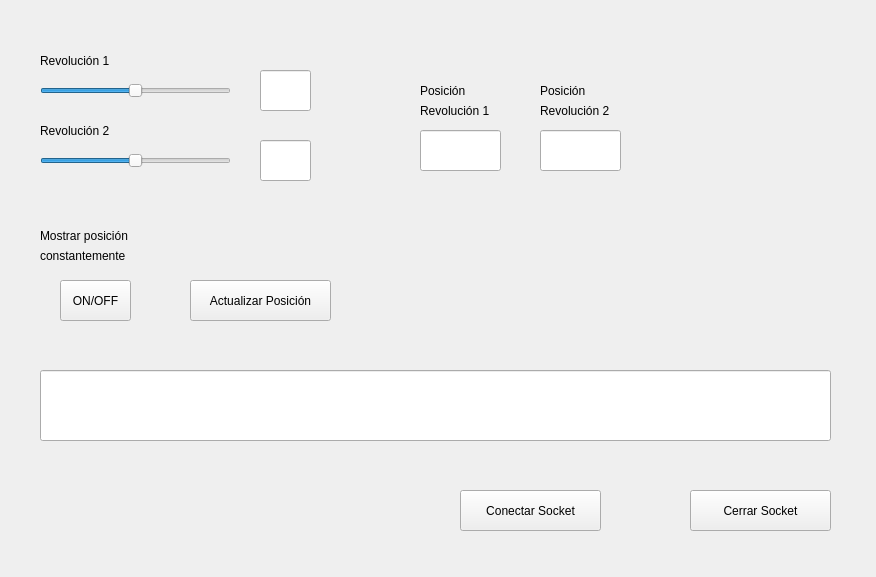
albertovic/tfg_codes, file qt-workspace/fin_mechanism_gui/mainwindow.ui: the form before one commit.
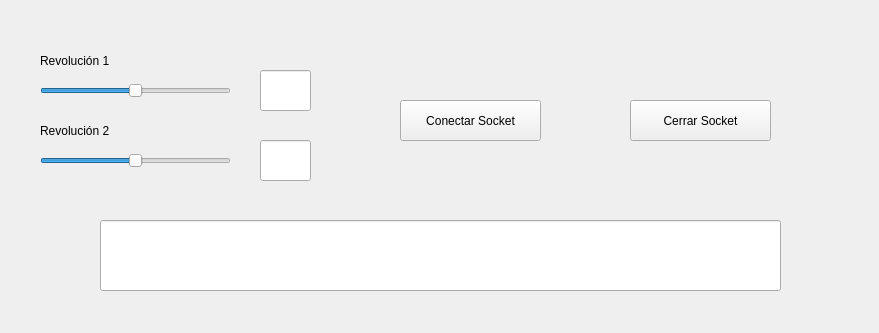
The form after the commit.

What changed in the file:
```diff
--- a/qt-workspace/fin_mechanism_gui/mainwindow.ui
+++ b/qt-workspace/fin_mechanism_gui/mainwindow.ui
@@ -6,8 +6,8 @@
    <rect>
     <x>0</x>
     <y>0</y>
-    <width>876</width>
-    <height>577</height>
+    <width>879</width>
+    <height>333</height>
    </rect>
   </property>
   <property name="windowTitle">
@@ -78,136 +78,6 @@
      <string>Revolución 2</string>
     </property>
    </widget>
-   <widget class="QLabel" name="label_3">
-    <property name="geometry">
-     <rect>
-      <x>40</x>
-      <y>220</y>
-      <width>121</width>
-      <height>31</height>
-     </rect>
-    </property>
-    <property name="text">
-     <string>Mostrar posición</string>
-    </property>
-   </widget>
-   <widget class="QPushButton" name="btnOnOff">
-    <property name="geometry">
-     <rect>
-      <x>60</x>
-      <y>280</y>
-      <width>71</width>
-      <height>41</height>
-     </rect>
-    </property>
-    <property name="text">
-     <string>ON/OFF</string>
-    </property>
-   </widget>
-   <widget class="QLineEdit" name="txtPosRev1">
-    <property name="geometry">
-     <rect>
-      <x>420</x>
-      <y>130</y>
-      <width>81</width>
-      <height>41</height>
-     </rect>
-    </property>
-    <property name="readOnly">
-     <bool>true</bool>
-    </property>
-   </widget>
-   <widget class="QLineEdit" name="txtPosRev2">
-    <property name="geometry">
-     <rect>
-      <x>540</x>
-      <y>130</y>
-      <width>81</width>
-      <height>41</height>
-     </rect>
-    </property>
-    <property name="readOnly">
-     <bool>true</bool>
-    </property>
-   </widget>
-   <widget class="QLabel" name="label_4">
-    <property name="geometry">
-     <rect>
-      <x>420</x>
-      <y>80</y>
-      <width>91</width>
-      <height>21</height>
-     </rect>
-    </property>
-    <property name="text">
-     <string>Posición</string>
-    </property>
-   </widget>
-   <widget class="QLabel" name="label_5">
-    <property name="geometry">
-     <rect>
-      <x>420</x>
-      <y>100</y>
-      <width>91</width>
-      <height>21</height>
-     </rect>
-    </property>
-    <property name="text">
-     <string>Revolución 1</string>
-    </property>
-   </widget>
-   <widget class="QLabel" name="label_6">
-    <property name="geometry">
-     <rect>
-      <x>540</x>
-      <y>100</y>
-      <width>91</width>
-      <height>21</height>
-     </rect>
-    </property>
-    <property name="text">
-     <string>Revolución 2</string>
-    </property>
-   </widget>
-   <widget class="QLabel" name="label_7">
-    <property name="geometry">
-     <rect>
-      <x>540</x>
-      <y>80</y>
-      <width>91</width>
-      <height>21</height>
-     </rect>
-    </property>
-    <property name="text">
-     <string>Posición</string>
-    </property>
-   </widget>
-   <widget class="QLabel" name="label_8">
-    <property name="geometry">
-     <rect>
-      <x>40</x>
-      <y>240</y>
-      <width>121</width>
-      <height>31</height>
-     </rect>
-    </property>
-    <property name="text">
-     <string>constantemente</string>
-    </property>
-   </widget>
-   <widget class="QPushButton" name="btnActPos">
-    <property name="geometry">
-     <rect>
-      <x>190</x>
-      <y>280</y>
-      <width>141</width>
-      <height>41</height>
-     </rect>
-    </property>
-    <property name="text">
-     <string>Actualizar Posición</string>
-    </property>
-   </widget>
    <widget class="QLineEdit" name="txtTargRev2">
     <property name="geometry">
      <rect>
@@ -237,9 +107,9 @@
    <widget class="QLineEdit" name="txtFeedBack">
     <property name="geometry">
      <rect>
-      <x>40</x>
-      <y>370</y>
-      <width>791</width>
+      <x>100</x>
+      <y>220</y>
+      <width>681</width>
       <height>71</height>
      </rect>
     </property>
@@ -250,8 +120,8 @@
    <widget class="QPushButton" name="btnCnct">
     <property name="geometry">
      <rect>
-      <x>460</x>
-      <y>490</y>
+      <x>400</x>
+      <y>100</y>
       <width>141</width>
       <height>41</height>
      </rect>
@@ -263,8 +133,8 @@
    <widget class="QPushButton" name="btnClose">
     <property name="geometry">
      <rect>
-      <x>690</x>
-      <y>490</y>
+      <x>630</x>
+      <y>100</y>
       <width>141</width>
       <height>41</height>
      </rect>
```
